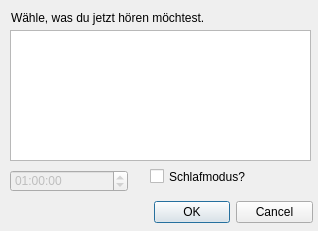
Above: playAudioDialog.ui from mdraeger/alarmclock before the change. Below: the same form after it.
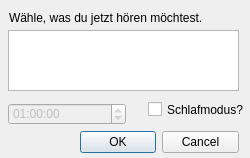
That is the form after the change.

Commit message: adjusted dialog size

```diff
--- a/playAudioDialog.ui
+++ b/playAudioDialog.ui
@@ -6,8 +6,8 @@
    <rect>
     <x>0</x>
     <y>0</y>
-    <width>318</width>
-    <height>231</height>
+    <width>250</width>
+    <height>158</height>
    </rect>
   </property>
   <property name="windowTitle">
@@ -16,7 +16,7 @@
   <widget class="QLabel" name="label">
    <property name="geometry">
     <rect>
-     <x>11</x>
+     <x>9</x>
      <y>10</y>
      <width>231</width>
      <height>16</height>
@@ -29,8 +29,8 @@
   <widget class="QCheckBox" name="sleepModeCheckBox">
    <property name="geometry">
     <rect>
-     <x>150</x>
-     <y>167</y>
+     <x>148</x>
+     <y>100</y>
      <width>111</width>
      <height>19</height>
     </rect>
@@ -45,8 +45,8 @@
    </property>
    <property name="geometry">
     <rect>
-     <x>10</x>
-     <y>170</y>
+     <x>8</x>
+     <y>103</y>
      <width>118</width>
      <height>22</height>
     </rect>
@@ -62,8 +62,8 @@
   <widget class="QDialogButtonBox" name="buttonBox">
    <property name="geometry">
     <rect>
-     <x>154</x>
-     <y>200</y>
+     <x>80</x>
+     <y>130</y>
      <width>159</width>
      <height>24</height>
     </rect>
@@ -75,10 +75,10 @@
   <widget class="QListView" name="listView">
    <property name="geometry">
     <rect>
-     <x>10</x>
+     <x>8</x>
      <y>30</y>
-     <width>301</width>
-     <height>131</height>
+     <width>231</width>
+     <height>61</height>
     </rect>
    </property>
   </widget>
```
The commit also changes 7 other files.
